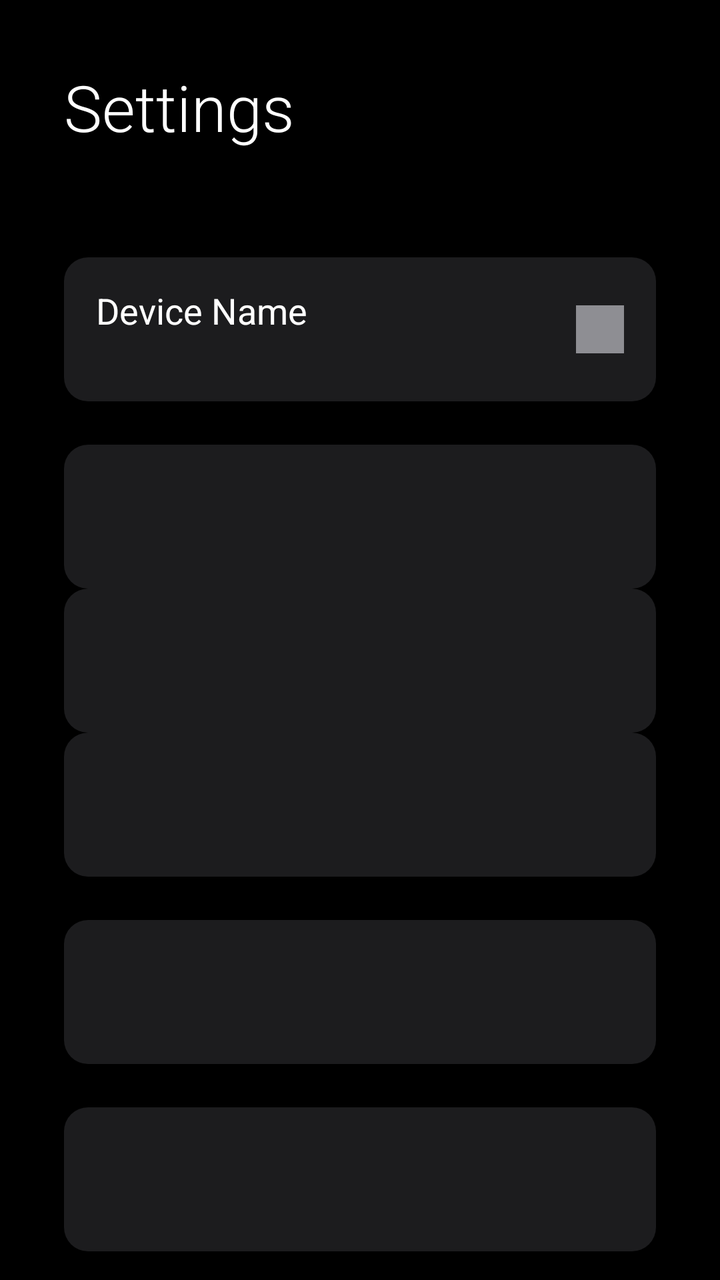
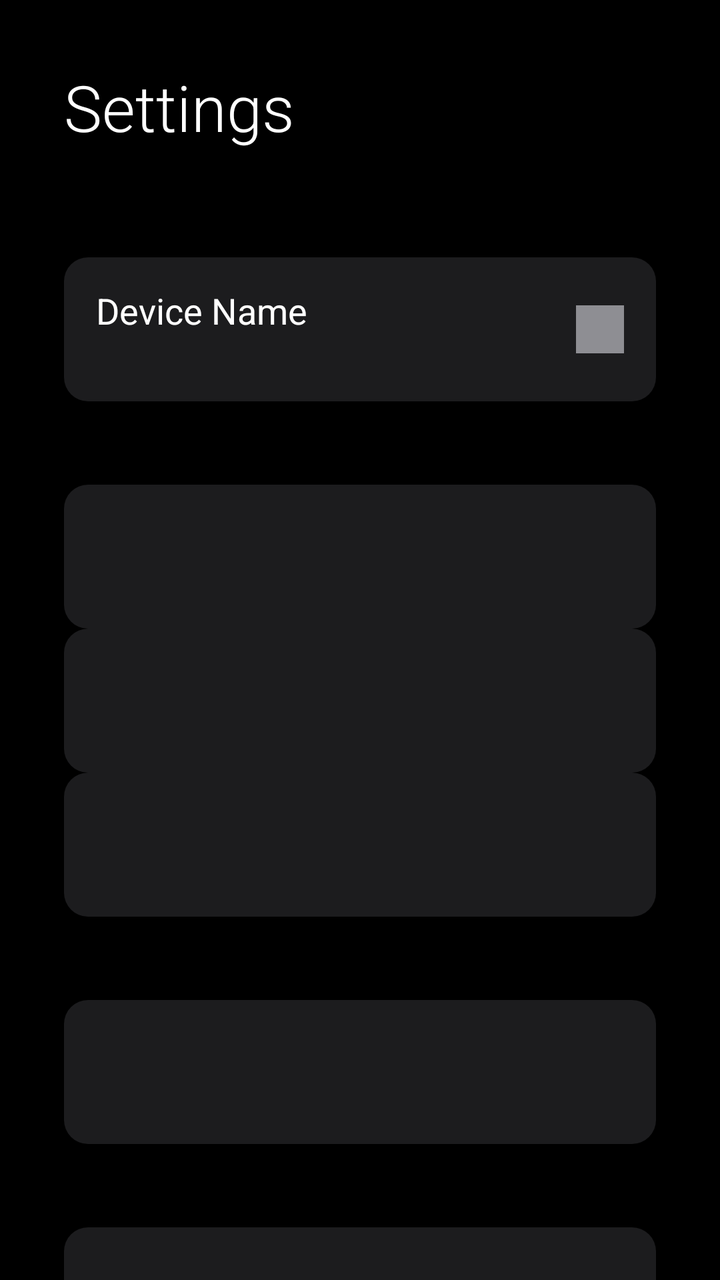

Compare the two renders of this Android layout. The source of the first and the diff that turns it into the second are given below.
<!-- AndroidManifest.xml: application theme Theme.PhairPlay -->
<!-- res/layout/fragment_settings.xml -->
<?xml version="1.0" encoding="utf-8"?>
<ScrollView
    xmlns:android="http://schemas.android.com/apk/res/android"
    android:layout_width="match_parent"
    android:layout_height="match_parent"
    android:background="@color/background_dark"
    android:fillViewport="true">

    <LinearLayout
        android:layout_width="match_parent"
        android:layout_height="wrap_content"
        android:orientation="vertical"
        android:padding="32dp">

        
        <TextView
            android:layout_width="wrap_content"
            android:layout_height="wrap_content"
            android:text="@string/nav_settings"
            android:textColor="@color/text_primary"
            android:textSize="32sp"
            android:fontFamily="sans-serif-light"
            android:layout_marginBottom="32dp" />

        
        <include layout="@layout/settings_section_header"
            android:id="@+id/header_display" />

        
        <LinearLayout
            android:id="@+id/row_display_name"
            android:layout_width="match_parent"
            android:layout_height="72dp"
            android:orientation="horizontal"
            android:gravity="center_vertical"
            android:paddingHorizontal="16dp"
            android:background="@drawable/focus_ring_selector"
            android:focusable="true">

            <LinearLayout
                android:layout_width="0dp"
                android:layout_height="wrap_content"
                android:layout_weight="1"
                android:orientation="vertical">

                <TextView
                    android:layout_width="wrap_content"
                    android:layout_height="wrap_content"
                    android:text="@string/setting_display_name"
                    android:textColor="@color/text_primary"
                    android:textSize="18sp" />

                <TextView
                    android:id="@+id/text_display_name_value"
                    android:layout_width="wrap_content"
                    android:layout_height="wrap_content"
                    android:textColor="@color/text_secondary"
                    android:textSize="14sp" />
            </LinearLayout>

            <ImageView
                android:layout_width="24dp"
                android:layout_height="24dp"
                android:src="@drawable/ic_chevron_right"
                android:contentDescription="" />
        </LinearLayout>

        
        <include layout="@layout/settings_section_header"
            android:id="@+id/header_protocols"
            android:layout_marginTop="24dp" />

        <include layout="@layout/settings_toggle_row"
            android:id="@+id/row_airplay"
            android:layout_width="match_parent"
            android:layout_height="72dp" />

        <include layout="@layout/settings_toggle_row"
            android:id="@+id/row_miracast"
            android:layout_width="match_parent"
            android:layout_height="72dp" />

        <include layout="@layout/settings_toggle_row"
            android:id="@+id/row_cast"
            android:layout_width="match_parent"
            android:layout_height="72dp" />

        
        <include layout="@layout/settings_section_header"
            android:id="@+id/header_airplay"
            android:layout_marginTop="24dp" />

        <include layout="@layout/settings_toggle_row"
            android:id="@+id/row_airplay_pin"
            android:layout_width="match_parent"
            android:layout_height="72dp" />

        
        <include layout="@layout/settings_section_header"
            android:id="@+id/header_service"
            android:layout_marginTop="24dp" />

        <include layout="@layout/settings_toggle_row"
            android:id="@+id/row_start_on_boot"
            android:layout_width="match_parent"
            android:layout_height="72dp" />

        
        <include layout="@layout/settings_section_header"
            android:id="@+id/header_developer"
            android:layout_marginTop="24dp" />

        <include layout="@layout/settings_toggle_row"
            android:id="@+id/row_debug_overlay"
            android:layout_width="match_parent"
            android:layout_height="72dp" />

        
        <include layout="@layout/settings_section_header"
            android:id="@+id/header_about"
            android:layout_marginTop="24dp" />

        <LinearLayout
            android:id="@+id/row_version"
            android:layout_width="match_parent"
            android:layout_height="72dp"
            android:orientation="horizontal"
            android:gravity="center_vertical"
            android:paddingHorizontal="16dp"
            android:background="@drawable/focus_ring_selector"
            android:focusable="false">

            <TextView
                android:layout_width="0dp"
                android:layout_height="wrap_content"
                android:layout_weight="1"
                android:text="@string/setting_version"
                android:textColor="@color/text_primary"
                android:textSize="18sp" />

            <TextView
                android:id="@+id/text_version_value"
                android:layout_width="wrap_content"
                android:layout_height="wrap_content"
                android:textColor="@color/text_secondary"
                android:textSize="16sp" />
        </LinearLayout>

        <LinearLayout
            android:id="@+id/row_reset"
            android:layout_width="match_parent"
            android:layout_height="72dp"
            android:orientation="horizontal"
            android:gravity="center_vertical"
            android:paddingHorizontal="16dp"
            android:background="@drawable/focus_ring_selector"
            android:focusable="true">

            <TextView
                android:layout_width="match_parent"
                android:layout_height="wrap_content"
                android:text="@string/setting_reset_defaults"
                android:textColor="@color/status_stopped"
                android:textSize="18sp" />
        </LinearLayout>

    </LinearLayout>
</ScrollView>
<!-- res/layout/settings_section_header.xml (included above) -->
<?xml version="1.0" encoding="utf-8"?>
<TextView
    xmlns:android="http://schemas.android.com/apk/res/android"
    android:id="@+id/text_section_title"
    android:layout_width="match_parent"
    android:layout_height="wrap_content"
    android:layout_marginBottom="4dp"
    android:paddingHorizontal="16dp"
    android:textColor="@color/accent_blue"
    android:textSize="13sp"
    android:textAllCaps="true"
    android:letterSpacing="0.1"
    android:fontFamily="sans-serif-medium" />
<!-- res/layout/settings_toggle_row.xml (included above) -->
<?xml version="1.0" encoding="utf-8"?>
<LinearLayout
    xmlns:android="http://schemas.android.com/apk/res/android"
    android:layout_width="match_parent"
    android:layout_height="72dp"
    android:orientation="horizontal"
    android:gravity="center_vertical"
    android:paddingHorizontal="16dp"
    android:background="@drawable/focus_ring_selector"
    android:focusable="true">

    <LinearLayout
        android:layout_width="0dp"
        android:layout_height="wrap_content"
        android:layout_weight="1"
        android:orientation="vertical">

        <TextView
            android:id="@+id/text_setting_label"
            android:layout_width="wrap_content"
            android:layout_height="wrap_content"
            android:textColor="@color/text_primary"
            android:textSize="18sp" />

        <TextView
            android:id="@+id/text_setting_subtitle"
            android:layout_width="wrap_content"
            android:layout_height="wrap_content"
            android:textColor="@color/text_secondary"
            android:textSize="13sp"
            android:visibility="gone" />

    </LinearLayout>

    <Switch
        android:id="@+id/switch_setting"
        android:layout_width="wrap_content"
        android:layout_height="wrap_content"
        android:focusable="false"
        android:clickable="false" />

</LinearLayout>
<!-- resources referenced by this layout -->
<resources>
  <color name="accent_blue">#FF1A73E8</color>
  <color name="background_dark">#FF000000</color>
  <color name="status_stopped">#FFFF3B30</color>
  <color name="text_primary">#FFFFFFFF</color>
  <color name="text_secondary">#FF8E8E93</color>
  <!-- drawable focus_ring_selector (drawable) -->
  <?xml version="1.0" encoding="utf-8"?>
  <selector xmlns:android="http://schemas.android.com/apk/res/android">
  
      
      <item android:state_focused="true">
          <layer-list>
              <item>
                  <shape android:shape="rectangle">
                      <solid android:color="@color/background_surface_elevated" />
                      <corners android:radius="12dp" />
                  </shape>
              </item>
              <item>
                  <shape android:shape="rectangle">
                      <stroke android:width="3dp" android:color="@color/focus_ring" />
                      <corners android:radius="12dp" />
                      <solid android:color="@android:color/transparent" />
                  </shape>
              </item>
          </layer-list>
      </item>
  
      
      <item android:state_pressed="true">
          <shape android:shape="rectangle">
              <solid android:color="@color/accent_blue_pressed" />
              <corners android:radius="12dp" />
          </shape>
      </item>
  
      
      <item>
          <shape android:shape="rectangle">
              <solid android:color="@color/background_surface" />
              <corners android:radius="12dp" />
          </shape>
      </item>
  
  </selector>
  <!-- drawable ic_chevron_right (drawable) -->
  <?xml version="1.0" encoding="utf-8"?>
  <shape xmlns:android="http://schemas.android.com/apk/res/android"
      android:shape="rectangle">
      <size android:width="24dp" android:height="24dp" />
      <solid android:color="@color/text_secondary" />
  </shape>
  <string name="nav_settings">Settings</string>
  <string name="setting_display_name">Device Name</string>
  <string name="setting_reset_defaults">Reset to defaults</string>
  <string name="setting_version">Version</string>
  <style name="Theme.PhairPlay" parent="@style/Theme.AppCompat.Leanback">
          <item name="android:windowBackground">@color/background_dark</item>
          <item name="android:colorPrimary">@color/accent_blue</item>
          <item name="android:colorPrimaryDark">@color/background_dark</item>
          <item name="android:colorAccent">@color/accent_blue</item>
          <item name="android:textColorPrimary">@color/text_primary</item>
          <item name="android:textColorSecondary">@color/text_secondary</item>
          <item name="android:statusBarColor">@color/background_dark</item>
          <item name="android:navigationBarColor">@color/background_dark</item>
      </style>
  <color name="background_surface_elevated">#FF2C2C2E</color>
  <color name="focus_ring">#FF1A73E8</color>
  <color name="accent_blue_pressed">#FF1557B0</color>
  <color name="background_surface">#FF1C1C1E</color>
</resources>

<!-- the commit's change to res/layout/fragment_settings.xml (unified diff, before → after) -->
@@ -62,12 +62,14 @@
                 android:layout_width="24dp"
                 android:layout_height="24dp"
                 android:src="@drawable/ic_chevron_right"
-                android:contentDescription="" />
+                android:importantForAccessibility="no" />
         </LinearLayout>
 
         
         <include layout="@layout/settings_section_header"
             android:id="@+id/header_protocols"
+            android:layout_width="match_parent"
+            android:layout_height="wrap_content"
             android:layout_marginTop="24dp" />
 
         <include layout="@layout/settings_toggle_row"
@@ -88,6 +90,8 @@
         
         <include layout="@layout/settings_section_header"
             android:id="@+id/header_airplay"
+            android:layout_width="match_parent"
+            android:layout_height="wrap_content"
             android:layout_marginTop="24dp" />
 
         <include layout="@layout/settings_toggle_row"
@@ -98,6 +102,8 @@
         
         <include layout="@layout/settings_section_header"
             android:id="@+id/header_service"
+            android:layout_width="match_parent"
+            android:layout_height="wrap_content"
             android:layout_marginTop="24dp" />
 
         <include layout="@layout/settings_toggle_row"
@@ -108,6 +114,8 @@
         
         <include layout="@layout/settings_section_header"
             android:id="@+id/header_developer"
+            android:layout_width="match_parent"
+            android:layout_height="wrap_content"
             android:layout_marginTop="24dp" />
 
         <include layout="@layout/settings_toggle_row"
@@ -118,6 +126,8 @@
         
         <include layout="@layout/settings_section_header"
             android:id="@+id/header_about"
+            android:layout_width="match_parent"
+            android:layout_height="wrap_content"
             android:layout_marginTop="24dp" />
 
         <LinearLayout
@@ -215,7 +225,7 @@
 
     </LinearLayout>
 
-    <Switch
+    <androidx.appcompat.widget.SwitchCompat
         android:id="@+id/switch_setting"
         android:layout_width="wrap_content"
         android:layout_height="wrap_content"
